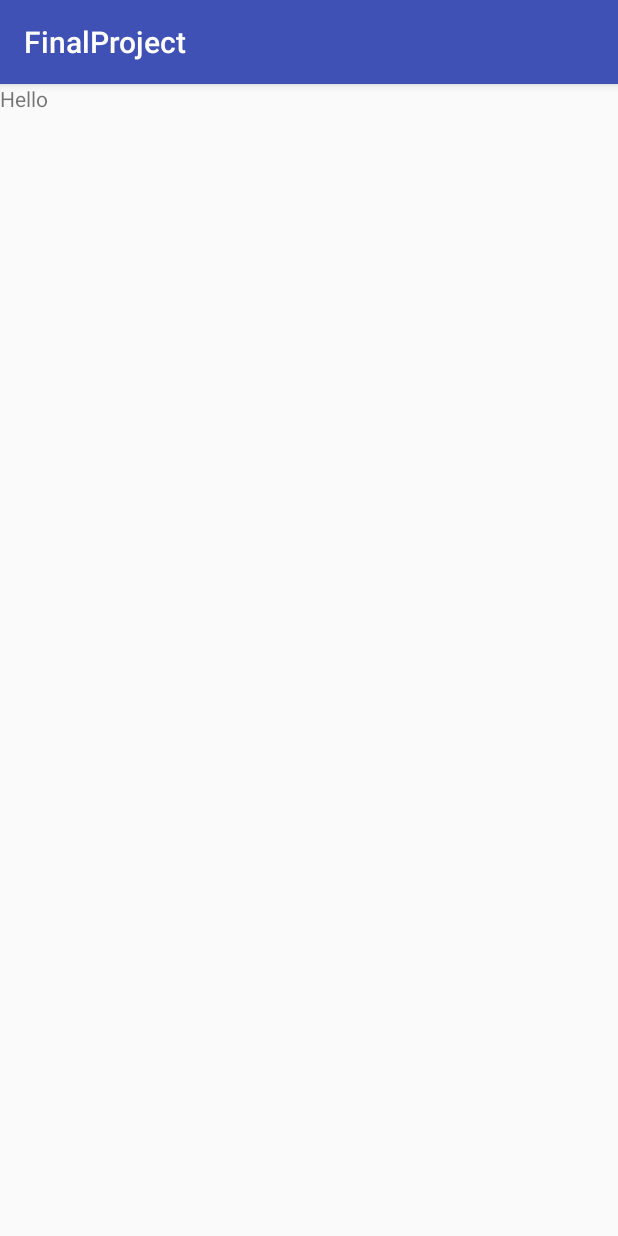
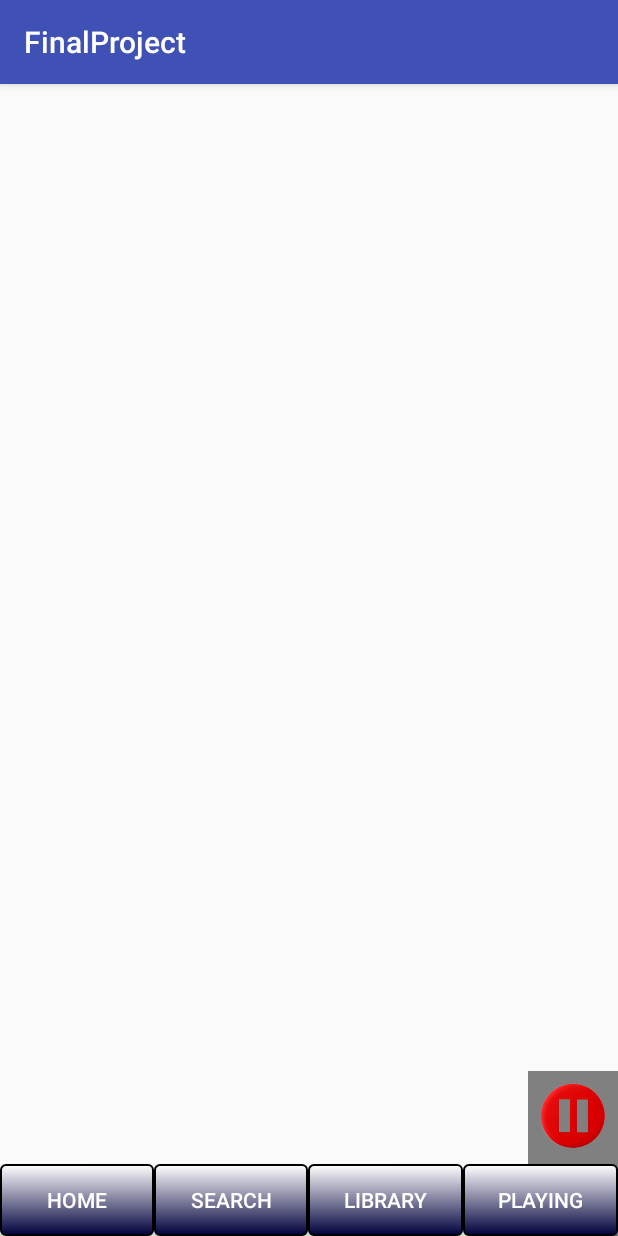
Before and after one commit to TomasCespedes/Android-MyMusicPlayer-Using-SpotifySDK, an Android app: the PlayingActivity screen opened directly, with no data from a screen before it, on a phone screen of 412 x 824 dp. Run offline under Robolectric (Android 15) with nearby library versions, the phone set to English and light mode, and no system bars; libraries missing offline, so code that uses them is left out: com.spotify.android.

Commit message:
Playing activity button connection

```diff
--- a/app/src/main/java/edu/stlawu/finalproject/PlayingActivity.java
+++ b/app/src/main/java/edu/stlawu/finalproject/PlayingActivity.java
@@ -1,13 +1,86 @@
 package edu.stlawu.finalproject;
 
+import android.content.Intent;
 import android.support.v7.app.AppCompatActivity;
 import android.os.Bundle;
+import android.util.Log;
+import android.view.View;
+import android.widget.Button;
+import android.widget.ImageButton;
+import android.widget.ImageView;
+import android.widget.TextView;
+
+import com.spotify.android.appremote.api.ConnectionParams;
+import com.spotify.android.appremote.api.Connector;
+import com.spotify.android.appremote.api.SpotifyAppRemote;
 
 public class PlayingActivity extends AppCompatActivity {
+
+    // TextViews
+    private TextView currentsong;
+
+    // Buttons
+    private ImageButton playpausebutton;
+    private Button homebutton, searchbutton, librarybutton, playingbutton;
+
+    // Tracker for song playing status (play or pause)
+    private String currenttracker = "play";
+
+    // ImageViews
+    private ImageView song_iv;
 
     @Override
     protected void onCreate(Bundle savedInstanceState) {
         super.onCreate(savedInstanceState);
         setContentView(R.layout.activity_playing);
+
+    }
+
+    @Override
+    protected void onStart() {
+        super.onStart();
+
+        // Find views
+        currentsong = findViewById(R.id.current_song);
+        playpausebutton = findViewById(R.id.current_button);
+        song_iv = findViewById(R.id.song_iv);
+
+        // Find all the buttons for the bottom menu
+        homebutton = findViewById(R.id.homebtn);
+        searchbutton = findViewById(R.id.searchbtn);
+        librarybutton = findViewById(R.id.librarybtn);
+        playingbutton = findViewById(R.id.playingbtn);
+
+        // Home button to create a new activity
+        homebutton.setOnClickListener(new View.OnClickListener() {
+            @Override
+            public void onClick(View v) {
+                startActivity(new Intent(PlayingActivity.this, MainActivity.class));
+            }
+        });
+
+        // Search button to create a new activity
+        searchbutton.setOnClickListener(new View.OnClickListener() {
+            @Override
+            public void onClick(View v) {
+                startActivity(new Intent(PlayingActivity.this, SearchActivity.class));
+            }
+        });
+
+        // Libray button to create a new activity
+        librarybutton.setOnClickListener(new View.OnClickListener() {
+            @Override
+            public void onClick(View v) {
+                startActivity(new Intent(PlayingActivity.this, LibraryActivity.class));
+            }
+        });
+
+        // Playing Button to create a new activity
+        playingbutton.setOnClickListener(new View.OnClickListener() {
+            @Override
+            public void onClick(View v) {
+                startActivity(new Intent(PlayingActivity.this, PlayingActivity.class));
+            }
+        });
     }
 }
--- a/app/src/main/res/layout/activity_library.xml
+++ b/app/src/main/res/layout/activity_library.xml
@@ -1,9 +1,11 @@
 <?xml version="1.0" encoding="utf-8"?>
-<android.support.constraint.ConstraintLayout xmlns:android="http://schemas.android.com/apk/res/android"
+<FrameLayout xmlns:android="http://schemas.android.com/apk/res/android"
     xmlns:app="http://schemas.android.com/apk/res-auto"
     xmlns:tools="http://schemas.android.com/tools"
     android:layout_width="match_parent"
     android:layout_height="match_parent"
     tools:context=".LibraryActivity">
 
-</android.support.constraint.ConstraintLayout>
+    <include layout="@layout/menubuttons"></include>
+
+</FrameLayout>
--- a/app/src/main/res/layout/activity_playing.xml
+++ b/app/src/main/res/layout/activity_playing.xml
@@ -6,10 +6,6 @@
     android:layout_height="match_parent"
     tools:context=".PlayingActivity">
 
-    <TextView
-        android:layout_width="match_parent"
-        android:layout_height="match_parent"
-        android:text="Hello"
-        />
+    <include layout="@layout/menubuttons"></include>
 
 </FrameLayout>
--- a/app/src/main/res/layout/activity_search.xml
+++ b/app/src/main/res/layout/activity_search.xml
@@ -1,9 +1,11 @@
 <?xml version="1.0" encoding="utf-8"?>
-<android.support.constraint.ConstraintLayout xmlns:android="http://schemas.android.com/apk/res/android"
+<FrameLayout xmlns:android="http://schemas.android.com/apk/res/android"
     xmlns:app="http://schemas.android.com/apk/res-auto"
     xmlns:tools="http://schemas.android.com/tools"
     android:layout_width="match_parent"
     android:layout_height="match_parent"
     tools:context=".SearchActivity">
 
-</android.support.constraint.ConstraintLayout>
+    <include layout="@layout/menubuttons"></include>
+
+</FrameLayout>
--- /dev/null
+++ b/app/src/main/res/layout/menubuttons.xml
@@ -0,0 +1,72 @@
+<?xml version="1.0" encoding="utf-8"?>
+<FrameLayout xmlns:android="http://schemas.android.com/apk/res/android"
+    android:layout_width="match_parent"
+    android:layout_height="match_parent"
+    xmlns:tools="http://schemas.android.com/tools">
+
+    <!--Play button -->
+    <ImageButton
+        android:layout_width="wrap_content"
+        android:layout_height="wrap_content"
+        android:layout_gravity="bottom|end"
+        android:maxWidth="110dp"
+        android:maxHeight="110dp"
+        android:id="@+id/current_button"
+        android:src="@drawable/pausebutton"
+        android:scaleType="fitCenter"
+        android:adjustViewBounds="true"
+        android:paddingBottom="50dp"
+        android:background="#808080"
+
+
+
+        tools:ignore="ContentDescription" />
+
+    <LinearLayout
+        android:layout_width="match_parent"
+        android:layout_height="match_parent"
+        android:gravity="center|bottom"
+        android:orientation="horizontal">
+
+        <Button
+            android:id="@+id/homebtn"
+            android:layout_width="wrap_content"
+            android:layout_height="wrap_content"
+            android:layout_weight="1"
+            android:text="Home"
+            android:background="@drawable/my_button_bg"
+            android:textColor="#FFFFFF"/>
+
+        <Button
+            android:id="@+id/searchbtn"
+            android:layout_width="wrap_content"
+            android:layout_height="wrap_content"
+            android:layout_weight="1"
+            android:text="Search"
+            android:background="@drawable/my_button_bg"
+            android:textColor="#FFFFFF"/>
+
+        <Button
+            android:id="@+id/librarybtn"
+            android:layout_width="wrap_content"
+            android:layout_height="wrap_content"
+            android:layout_weight="1"
+            android:text="Library"
+            android:background="@drawable/my_button_bg"
+            android:textColor="#FFFFFF"/>
+
+        <Button
+            android:id="@+id/playingbtn"
+            android:layout_width="wrap_content"
+            android:layout_height="wrap_content"
+            android:layout_weight="1"
+            android:text="Playing"
+            android:background="@drawable/my_button_bg"
+            android:textColor="#FFFFFF"
+            />
+
+
+
+    </LinearLayout>
+
+</FrameLayout>
```
Also changed, not shown: app/src/main/res/layout/activity_main.xml (+1 -64 lines).
